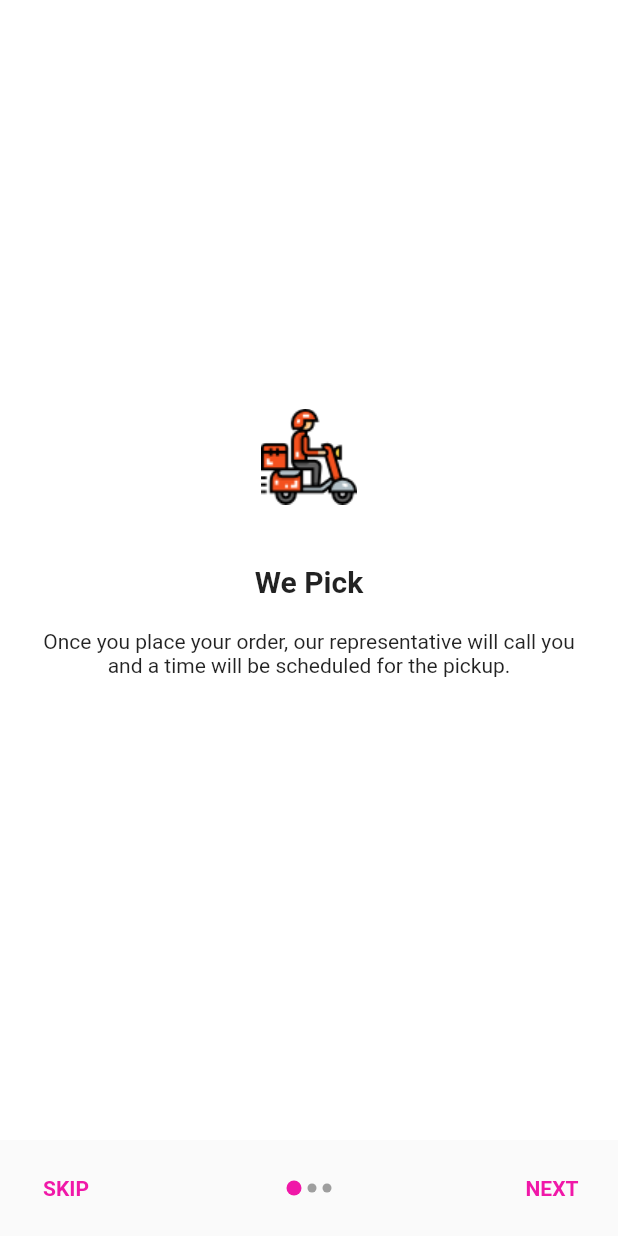
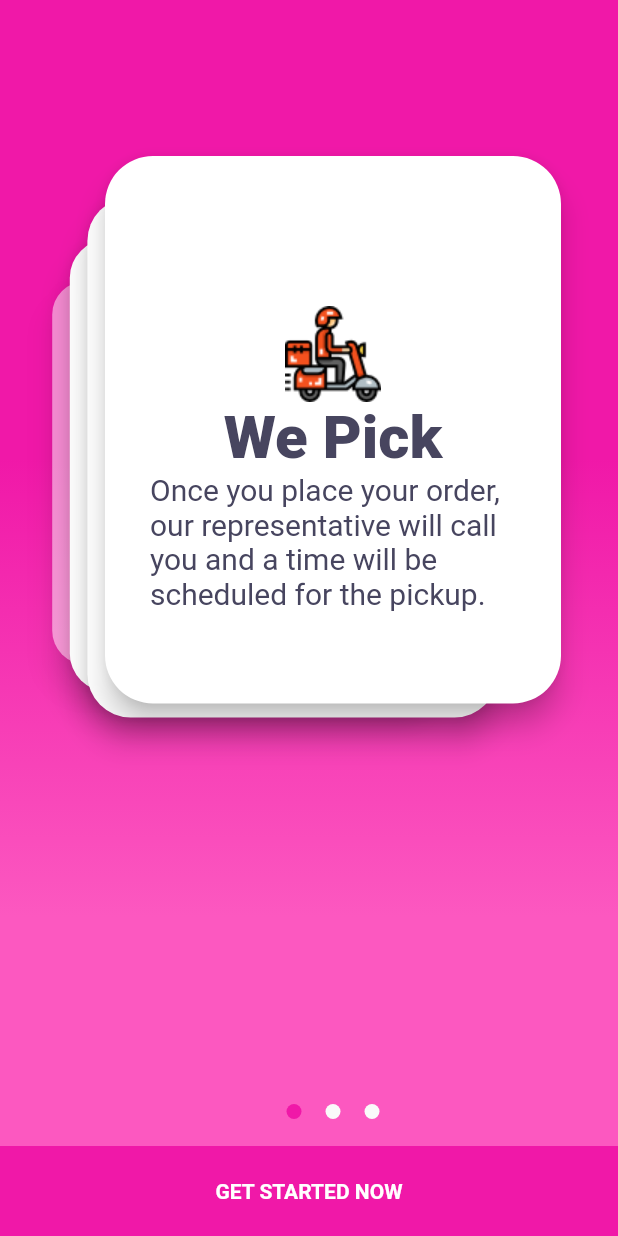
Before and after one commit to Shobu95/SewisticApp, a Flutter app: the screen it shows after launch, on a phone screen of 412 x 824 dp. Run offline on Flutter 3.47's test engine with Material 2 defaults, Android fonts, the phone set to English and light mode, and no system bars; our stand-ins replace carousel_slider, flutter_swiper; Roboto replaces fonts that are missing (Avenir).

Commit message:
intro improved

```diff
--- a/lib/screens/intro/intro_slider/intro_slider.dart
+++ b/lib/screens/intro/intro_slider/intro_slider.dart
@@ -1,5 +1,6 @@
 import 'package:flutter/material.dart';
 import 'package:sewistic_app/screens/core/core.dart';
+import 'package:flutter_swiper/flutter_swiper.dart';
 import 'package:sewistic_app/screens/intro/intro_slider/slide_tile.dart';
 
 class IntroSlider extends StatefulWidget {
@@ -23,22 +24,85 @@ class _IntroSliderState extends State<IntroSlider> {
       child: Scaffold(
         backgroundColor: Colors.white,
         body: Container(
-          height: MediaQuery.of(context).size.height - 100,
-          child: PageView(
-            controller: controller,
-            onPageChanged: (index) {
-              setState(() {
-                slideIndex = index;
-              });
+          height: MediaQuery.of(context).size.height,
+          decoration: BoxDecoration(
+            gradient: LinearGradient(
+              colors: [Theme.of(context).primaryColor,Color(0xfffc58c0)],
+              begin: Alignment.topCenter,
+              end:Alignment.bottomCenter,
+              stops:[0.4,0.8],
+            )
+          ),
+          padding: const  EdgeInsets.only(left: 32,),
+          child: Swiper(
+              itemCount: intro_image.length,
+              itemWidth: MediaQuery.of(context).size.width -100,
+              layout: SwiperLayout.STACK,
+            pagination: SwiperPagination(
+              builder: DotSwiperPaginationBuilder(
+                activeSize: 10,
+                space: 8,
+                activeColor: Theme.of(context).primaryColor,
+              ),
+            ),
+            itemBuilder: (context,index){
+                return Stack(
+                  children: <Widget>[
+                    Column(
+                      children: <Widget>[
+                        SizedBox(height: 100.0,),
+                        Card(
+                          elevation: 8,
+                          shape: RoundedRectangleBorder(
+                            borderRadius: BorderRadius.circular(32.0),
+                          ),
+                          color: Colors.white,
+                          child: Padding(
+                            padding: const EdgeInsets.all(30.0),
+                            child: Column(
+
+                              children: [
+                                SizedBox(height: intro_image[index].height,),
+                                Image.asset(intro_image[index].imagePath),
+                                Text(
+                                intro_image[index].title,
+                                  style: TextStyle(
+                                    fontFamily: 'Avenir',
+                                    fontSize: 40,
+                                    color: const Color(0xff47455f),
+                                    fontWeight: FontWeight.w900,
+                                  ),
+                                  textAlign: TextAlign.left,
+                                ),
+                                Text(
+                                  intro_image[index].desc,
+                                  style: TextStyle(
+                                    fontFamily: 'Avenir',
+                                    fontSize: 20,
+                                    color: const Color(0xff47455f),
+                                    //fontWeight: FontWeight.w500,
+                                  ),
+                                  textAlign: TextAlign.left,
+                                ),
+                                SizedBox(height: 32,),
+                              ],
+                            ),
+                          ),
+                        )
+                      ],
+                    ),
+                  ],
+                );
             },
-            children: SlideTile.createSlideTiles(),
           ),
-        ),
-        bottomSheet: slideIndex != 2 ? sliderBottomBar() : getStartedButton(),
+      ),
+        bottomNavigationBar: getStartedButton(),
       ),
     );
   }
 
+  //Not required now,I am leaving this in case somebody needs to use this
+/*
   Widget sliderBottomBar() {
     return Container(
       margin: EdgeInsets.symmetric(vertical: 8),
@@ -109,7 +173,7 @@ class _IntroSliderState extends State<IntroSlider> {
         borderRadius: BorderRadius.circular(12),
       ),
     );
-  }
+  }*/
 
   Widget getStartedButton() {
     return InkWell(
--- a/lib/screens/intro/intro_slider/slide_tile.dart
+++ b/lib/screens/intro/intro_slider/slide_tile.dart
@@ -1,63 +1,40 @@
-import 'package:flutter/material.dart';
+class SlideTile{
+  final int position;
+  final double height;
+  final String imagePath;
+  final String title;
+  final String desc;
 
-class SlideTile extends StatelessWidget {
-  String imagePath, title, desc;
-
-  SlideTile({this.imagePath, this.title, this.desc});
-
-  @override
-  Widget build(BuildContext context) {
-    return SafeArea(
-      child: Container(
-        margin: EdgeInsets.symmetric(horizontal: 28),
-        child: Column(
-          mainAxisAlignment: MainAxisAlignment.center,
-          children: [
-            Image.asset(imagePath),
-            SizedBox(
-              height: 40,
-            ),
-            Text(
-              title,
-              textAlign: TextAlign.center,
-              style: TextStyle(fontWeight: FontWeight.bold, fontSize: 20),
-            ),
-            SizedBox(
-              height: 20,
-            ),
-            Text(
-              desc,
-              textAlign: TextAlign.center,
-              style: TextStyle(fontSize: 14),
-            ),
-          ],
-        ),
-      ),
-    );
+  SlideTile(
+    this.position,
+    {
+      this.height,
+    this.imagePath,
+    this.title,
+    this.desc,
+  });
 }
 
-  static List<SlideTile> createSlideTiles() {
-    List<SlideTile> slideTiles = [
-      new SlideTile(
+List<SlideTile> intro_image = [
+  SlideTile(1,
     imagePath: "assets/images/delivery.png",
     title: "We Pick",
+    height: 70.0,
     desc:
     "Once you place your order, our representative will call you and a time will be scheduled for the pickup.",
   ),
-      new SlideTile(
+  SlideTile(2,
     imagePath: "assets/images/tailor.png",
     title: "We Stitch",
+    height: 40.0,
     desc:
     "We have skilled and highly professional stitching team, providing you a way to incorporate your individuality to your garments.",
   ),
-      new SlideTile(
+  SlideTile(3,
+    height: 100.0,
     imagePath: "assets/images/dress.png",
     title: "We Deliver",
     desc:
     "After stitching the outfit will be delivered at your place, in next 5 working days.",
   ),
 ];
-
-    return slideTiles;
-  }
-}
--- a/pubspec.yaml
+++ b/pubspec.yaml
@@ -21,6 +21,7 @@ environment:
   sdk: ">=2.7.0 <3.0.0"
 
 dependencies:
+  flutter_swiper: ^1.1.6
   flutter:
     sdk: flutter
 
```
Also changed, not shown: pubspec.lock. Lines whose indentation alone changed are shown as unchanged.
